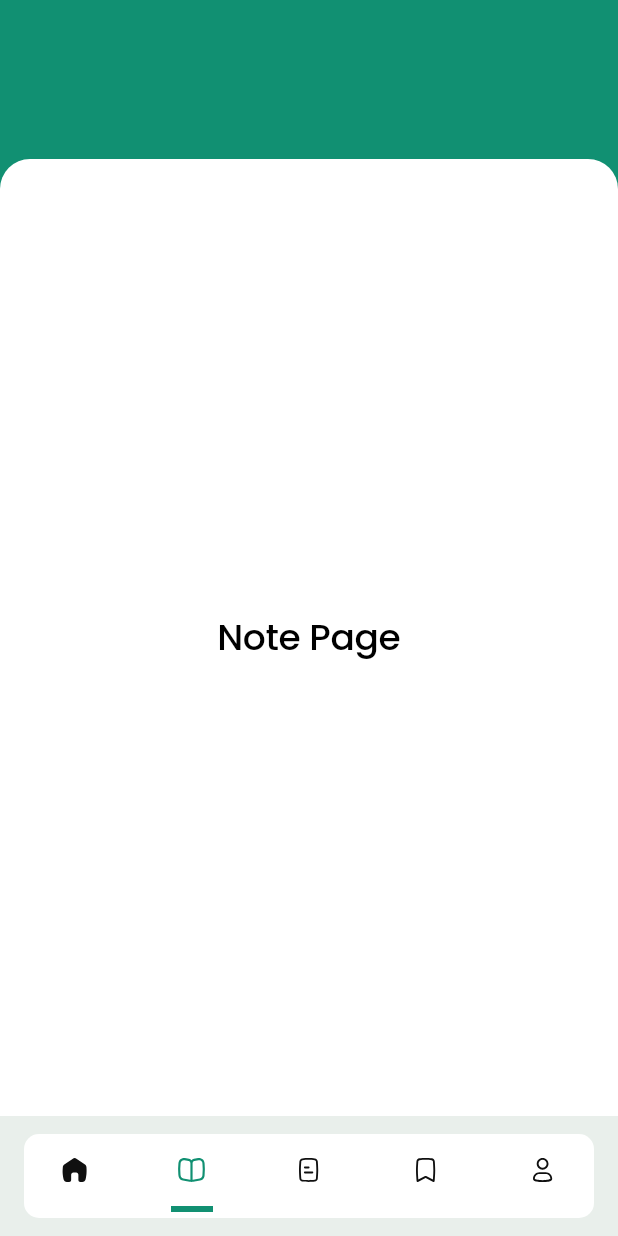
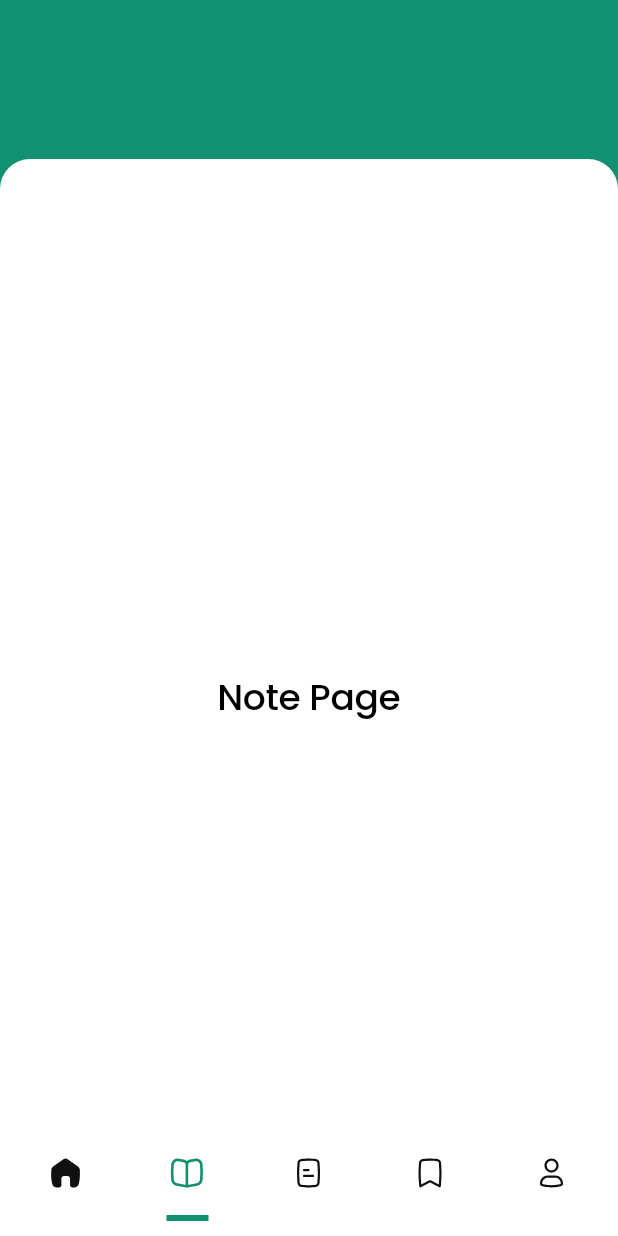
Before and after one commit to RashadZA/hadith_bn_test, a Flutter app: the screen it shows after launch, swiped to page 2, on a phone screen of 412 x 824 dp. Run offline on Flutter 3.47's test engine with Material 2 defaults, Android fonts, the phone set to English and light mode, and no system bars; our stand-ins replace flutter_staggered_animations, flutter_svg, get.

Commit message:
Home Page Bottom Navigation Bar Done

```diff
--- a/lib/core/routes/app_pages.dart
+++ b/lib/core/routes/app_pages.dart
@@ -3,7 +3,7 @@ import 'package:hadith_bn_test/feature/chapter/presentation/controller/chapter_c
 import 'package:hadith_bn_test/feature/chapter/presentation/pages/chapter_page.dart';
 import 'package:hadith_bn_test/feature/home/presentation/controller/home_controller.dart';
 import 'package:hadith_bn_test/feature/home/presentation/pages/home_page.dart';
-import 'package:hadith_bn_test/feature/main_view/controller/main_controller.dart';
+import 'package:hadith_bn_test/feature/main_view/presentation/controller/main_controller.dart';
 import 'package:hadith_bn_test/feature/main_view/presentation/pages/main_view.dart';
 
 part 'app_routes.dart';
--- a/lib/feature/main_view/presentation/pages/main_view.dart
+++ b/lib/feature/main_view/presentation/pages/main_view.dart
@@ -2,8 +2,8 @@ import 'package:flutter/material.dart';
 import 'package:get/get.dart';
 import 'package:hadith_bn_test/feature/book/book_page.dart';
 import 'package:hadith_bn_test/feature/home/presentation/pages/home_page.dart';
-import 'package:hadith_bn_test/feature/main_view/controller/main_controller.dart';
-import 'package:hadith_bn_test/feature/main_view/widgets/bottom_bar.dart';
+import 'package:hadith_bn_test/feature/main_view/presentation/controller/main_controller.dart';
+import 'package:hadith_bn_test/feature/main_view/presentation/widgets/bottom_bar.dart';
 import 'package:hadith_bn_test/feature/note/note_page.dart';
 import 'package:hadith_bn_test/feature/save/save_page.dart';
 import 'package:hadith_bn_test/feature/user/user_page.dart';
@@ -14,7 +14,9 @@ class MainView extends GetWidget<MainController> {
   @override
   Widget build(BuildContext context) {
     return Scaffold(
-      body: PageView(
+      body: Stack(
+        children: [
+          PageView(
             physics: const NeverScrollableScrollPhysics(),
             controller: controller.pageController,
             onPageChanged: (value) {
@@ -29,108 +31,9 @@ class MainView extends GetWidget<MainController> {
               UserPage(),
             ],
           ),
-      bottomNavigationBar: const BottomBar(),
+          const BottomBar(),
+        ],
+      ),
     );
   }
 }
-
-// class _BottomBar extends StatelessWidget {
-//   const _BottomBar();
-//
-//   @override
-//   Widget build(BuildContext context) {
-//     return Container(
-//       color: AppColors.white,
-//       padding: const EdgeInsets.fromLTRB(20, 0, 20, 12),
-//       child: const Row(
-//         mainAxisSize: MainAxisSize.max,
-//         mainAxisAlignment: MainAxisAlignment.spaceBetween,
-//         children: [
-//           _BottomBarIcon(icon: AppIcons.home, index: 0),
-//
-//           _BottomBarIcon(
-//             index: 1,
-//             icon: AppIcons.book,
-//           ),
-//           _BottomBarIcon(icon: AppIcons.note, index: 2),
-//           _BottomBarIcon(icon: AppIcons.save, index: 3),
-//           _BottomBarIcon(icon: AppIcons.user, index: 4),
-//         ],
-//       ),
-//     );
-//   }
-// }
-//
-// class _BottomBarIcon extends GetWidget<MainController> {
-//   final int index;
-//   final String icon;
-//
-//   const _BottomBarIcon({
-//     required this.index,
-//     required this.icon,
-//   });
-//
-//   @override
-//   Widget build(BuildContext context) {
-//     return IconButton(
-//       padding: EdgeInsets.zero,
-//       onPressed: () {
-//         controller.pageController.jumpToPage(index);
-//         controller.selectedTabIndex.value = index;
-//         controller.update();
-//       },
-//       icon: Obx(
-//             () => SvgPicture.asset(
-//               icon,
-//               width: 24,
-//               height: 24,
-//               colorFilter: ColorFilter.mode(controller.selectedTabIndex.value == index ? AppColors.primaryColor : AppColors.oxy , BlendMode.srcIn),
-//             ),
-//       ),
-//     );
-//   }
-// }
-//
-// class BottomTabBar extends GetWidget<MainController> {
-//   const BottomTabBar({super.key});
-//
-//   @override
-//   Widget build(BuildContext context) {
-//     return TabBar(
-//       controller: controller.tabController,
-//       unselectedLabelColor: AppColors.oxy,
-//       labelColor: AppColors.primaryColor,
-//       onTap: (index) {
-//         controller.pageController.jumpToPage(index);
-//         controller.selectedTabIndex.value = index;
-//         controller.update();
-//       },
-//       tabs: const [
-//         Tab(icon: BottomTabIcon(icon: AppIcons.home, index: 0),),
-//         Tab(icon: BottomTabIcon(icon: AppIcons.book, index: 1),),
-//         Tab(icon: BottomTabIcon(icon: AppIcons.note, index: 2),),
-//         Tab(icon: BottomTabIcon(icon: AppIcons.save, index: 3),),
-//         Tab(icon: BottomTabIcon(icon: AppIcons.user, index: 4),),
-//       ],
-//     );
-//   }
-// }
-// class BottomTabIcon extends GetWidget<MainController> {
-//   final int index;
-//   final String icon;
-//
-//   const BottomTabIcon({super.key,
-//     required this.index,
-//     required this.icon,
-//   });
-//
-//   @override
-//   Widget build(BuildContext context) {
-//     return SvgPicture.asset(
-//       icon,
-//       width: 24,
-//       height: 24,
-//       colorFilter: ColorFilter.mode(controller.selectedTabIndex.value == index ? AppColors.primaryColor : AppColors.oxy , BlendMode.srcIn),
-//     );
-//   }
-// }
--- a/lib/feature/main_view/widgets/bottom_bar.dart
+++ b/lib/feature/main_view/presentation/widgets/bottom_bar.dart
@@ -2,36 +2,39 @@ import 'package:flutter/material.dart';
 import 'package:flutter_svg/flutter_svg.dart';
 import 'package:get/get.dart';
 import 'package:hadith_bn_test/core/utils/design_utils.dart';
-import 'package:hadith_bn_test/feature/main_view/controller/main_controller.dart';
+import 'package:hadith_bn_test/feature/main_view/presentation/controller/main_controller.dart';
 
 class BottomBar extends StatelessWidget {
   const BottomBar({super.key});
 
   @override
   Widget build(BuildContext context) {
-    return BottomAppBar(
-      elevation: 0.0,
+    return Align(
+      alignment: Alignment.bottomCenter,
+      child: Padding(
+        padding: const EdgeInsets.only(left: 15,right: 15,bottom: 10),
         child: ClipRRect(
           borderRadius: BorderRadius.circular(10),
           child: Container(
             width: Get.width,
             height: 56,
             color: AppColors.white,
-          padding: const EdgeInsets.fromLTRB(20, 0, 20, 0),
+            padding: const EdgeInsets.fromLTRB(15, 0, 15, 0),
             child: const Row(
               mainAxisSize: MainAxisSize.max,
               mainAxisAlignment: MainAxisAlignment.spaceBetween,
               children: [
-              _BottomBarIcon(icon: AppIcons.home, index: 0),
+                BottomBarIcon(icon: AppIcons.home, index: 0),
 
-              _BottomBarIcon(
+                BottomBarIcon(
                   index: 1,
                   icon: AppIcons.book,
                 ),
-              _BottomBarIcon(icon: AppIcons.note, index: 2),
-              _BottomBarIcon(icon: AppIcons.save, index: 3),
-              _BottomBarIcon(icon: AppIcons.user, index: 4),
+                BottomBarIcon(icon: AppIcons.note, index: 2),
+                BottomBarIcon(icon: AppIcons.save, index: 3),
+                BottomBarIcon(icon: AppIcons.user, index: 4),
               ],
+            ),
           ),
         ),
       ),
@@ -39,11 +42,11 @@ class BottomBar extends StatelessWidget {
   }
 }
 
-class _BottomBarIcon extends GetWidget<MainController> {
+class BottomBarIcon extends GetWidget<MainController> {
   final int index;
   final String icon;
 
-  const _BottomBarIcon({
+  const BottomBarIcon({super.key,
     required this.index,
     required this.icon,
   });
@@ -53,7 +56,6 @@ class _BottomBarIcon extends GetWidget<MainController> {
     return Obx(() => SizedBox(
       width: 28,
       child: Column(
-        crossAxisAlignment: CrossAxisAlignment.end,
         children: [
           IconButton(
             padding: EdgeInsets.zero,
@@ -64,11 +66,12 @@ class _BottomBarIcon extends GetWidget<MainController> {
             },
             icon: SvgPicture.asset(
               icon,
-              width: 20,
-              height: 20,
+              width: 24,
+              height: 24,
               colorFilter: ColorFilter.mode(controller.selectedTabIndex.value == index ? AppColors.primaryColor : AppColors.oxy , BlendMode.srcIn),
             ),
           ),
+          const Spacer(),
           controller.selectedTabIndex.value == index ? Container(
             height: 4,
             width: 28,
```
Also changed, not shown: lib/core/widgets/container_with_linear_gradient.dart (deleted, +0 -60 lines), lib/feature/main_view/presentation/controller/main_controller.dart (renamed from lib/feature/main_view/controller/main_controller.dart). Lines whose indentation alone changed are shown as unchanged.
